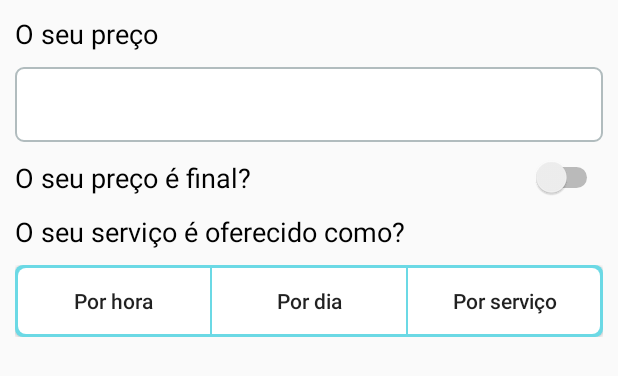
After one commit to AoDispor/AoDispor-Android, an Android app: the layout price_edit.xml on its own in the app's theme, with its tools: preview values and no code run, on a phone screen of 412 x 824 dp. The commit adds this screen. Shown: the top 376 px of the screen. Run offline under Robolectric (Android 15) with nearby library versions, the phone set to English and light mode, and no system bars.

Commit message:
Added profile edit fragment. Started working on price edit

```diff
--- a/app/src/main/AndroidManifest.xml
+++ b/app/src/main/AndroidManifest.xml
@@ -16,14 +16,17 @@
             android:name=".MainActivity"
             android:label="@string/app_name"
             android:theme="@style/AppTheme.NoActionBar"
-            android:screenOrientation="portrait">
+            android:screenOrientation="portrait"
+            android:windowSoftInputMode="adjustPan">
             <intent-filter>
                 <action android:name="android.intent.action.MAIN" />
                 <category android:name="android.intent.category.LAUNCHER" />
             </intent-filter>
         </activity>
         <activity
-            android:name=".ProfessionalProfileActivity" >
+            android:name=".ProfessionalProfileActivity"
+            android:screenOrientation="portrait"
+            >
         </activity>
     </application>
 
--- /dev/null
+++ b/app/src/main/java/pt/aodispor/aodispor_android/Dialogs/PriceDialog.java
@@ -0,0 +1,26 @@
+package pt.aodispor.aodispor_android.Dialogs;
+
+import android.content.Context;
+import android.os.Bundle;
+import android.support.v7.app.AlertDialog;
+import android.view.WindowManager;
+
+import pt.aodispor.aodispor_android.R;
+
+public class PriceDialog extends AlertDialog{
+
+    public PriceDialog(Context context) {
+        super(context);
+    }
+
+    @Override
+    protected void onCreate(Bundle savedInstanceState) {
+        super.onCreate(savedInstanceState);
+        setContentView(R.layout.price_edit);
+
+        getWindow().clearFlags(WindowManager.LayoutParams.FLAG_NOT_FOCUSABLE | WindowManager.LayoutParams.FLAG_ALT_FOCUSABLE_IM);
+        getWindow().setSoftInputMode(WindowManager.LayoutParams.SOFT_INPUT_STATE_ALWAYS_VISIBLE);
+
+        findViewById(R.id.type1);
+    }
+}
--- a/app/src/main/java/pt/aodispor/aodispor_android/ProfileFragment.java
+++ b/app/src/main/java/pt/aodispor/aodispor_android/ProfileFragment.java
@@ -9,6 +9,8 @@ import android.view.ViewGroup;
 import android.widget.ImageView;
 import android.widget.RelativeLayout;
 import android.widget.TextView;
+
+import pt.aodispor.aodispor_android.Dialogs.PriceDialog;
 
 public class ProfileFragment extends Fragment {
     private RelativeLayout professionalCard;
@@ -52,6 +54,13 @@ public class ProfileFragment extends Fragment {
         price.setTextColor(grey);
         price.setTypeface(AppDefinitions.yanoneKaffeesatzRegular);
         price.setText(R.string.register_price);
+        price.setOnClickListener(new View.OnClickListener() {
+            @Override
+            public void onClick(View view) {
+                PriceDialog dialog = new PriceDialog(getActivity());
+                dialog.show();
+            }
+        });
 
         TextView profession = (TextView) professionalCard.findViewById(R.id.profession);
         profession.setTextColor(grey);
--- /dev/null
+++ b/app/src/main/res/drawable/center_option_horizontal.xml
@@ -0,0 +1,13 @@
+<?xml version="1.0" encoding="utf-8"?>
+<layer-list xmlns:android="http://schemas.android.com/apk/res/android">
+    <item>
+        <shape android:shape="rectangle">
+            <solid android:color="@color/aoDispor2" />
+        </shape>
+    </item>
+    <item android:bottom="2dp"  android:top="2dp" android:right="1dp" android:left="1dp">
+        <shape android:shape="rectangle">
+            <solid android:color="@color/white" />
+        </shape>
+    </item>
+</layer-list>
--- /dev/null
+++ b/app/src/main/res/drawable/left_option_horizontal.xml
@@ -0,0 +1,15 @@
+<?xml version="1.0" encoding="utf-8"?>
+<layer-list xmlns:android="http://schemas.android.com/apk/res/android">
+    <item>
+        <shape android:shape="rectangle">
+            <solid android:color="@color/aoDispor2" />
+            <corners android:topLeftRadius="5dp" android:bottomLeftRadius="5dp"/>
+        </shape>
+    </item>
+    <item android:bottom="2dp"  android:top="2dp" android:left="2dp" android:right="1dp">
+        <shape android:shape="rectangle">
+            <solid android:color="@color/white" />
+            <corners android:topLeftRadius="5dp" android:bottomLeftRadius="5dp"/>
+        </shape>
+    </item>
+</layer-list>
--- /dev/null
+++ b/app/src/main/res/drawable/line_input.xml
@@ -0,0 +1,6 @@
+<?xml version="1.0" encoding="utf-8"?>
+<shape xmlns:android="http://schemas.android.com/apk/res/android">
+    <solid android:color="@color/white"/>
+    <stroke android:width="1dp" android:color="@color/grey" />
+    <corners android:radius="5dp"/>
+</shape>
--- /dev/null
+++ b/app/src/main/res/drawable/right_option_horizontal.xml
@@ -0,0 +1,15 @@
+<?xml version="1.0" encoding="utf-8"?>
+<layer-list xmlns:android="http://schemas.android.com/apk/res/android">
+    <item>
+        <shape android:shape="rectangle">
+            <solid android:color="@color/aoDispor2" />
+            <corners android:topRightRadius="5dp" android:bottomRightRadius="5dp"/>
+        </shape>
+    </item>
+    <item android:bottom="2dp"  android:top="2dp" android:right="2dp" android:left="1dp">
+        <shape android:shape="rectangle">
+            <solid android:color="@color/white" />
+            <corners android:topRightRadius="5dp" android:bottomRightRadius="5dp"/>
+        </shape>
+    </item>
+</layer-list>
--- /dev/null
+++ b/app/src/main/res/layout/price_edit.xml
@@ -0,0 +1,79 @@
+<?xml version="1.0" encoding="utf-8"?>
+<LinearLayout xmlns:android="http://schemas.android.com/apk/res/android"
+    android:orientation="vertical" android:layout_width="match_parent"
+    android:layout_height="match_parent"
+    android:layout_margin="10dp">
+
+    <TextView
+        android:text="@string/register_price"
+        android:layout_width="match_parent"
+        android:layout_height="wrap_content"
+        android:id="@+id/textView"
+        android:textSize="18sp"
+        android:textColor="@color/black"
+        android:layout_marginBottom="10dp" />
+
+    <EditText
+        android:layout_width="match_parent"
+        android:inputType="numberDecimal"
+        android:id="@+id/editText"
+        android:background="@drawable/line_input"
+        android:layout_height="50dp"
+        android:textAlignment="center"
+        android:textSize="30sp"
+        android:layout_marginBottom="10dp" />
+
+    <Switch
+        android:layout_width="match_parent"
+        android:layout_height="wrap_content"
+        android:id="@+id/switch2"
+        android:textSize="18sp"
+        android:textOn="sim"
+        android:textOff="não"
+        android:text="@string/profile_price_final"
+        android:layout_marginBottom="10dp" />
+
+    <TextView
+        android:text="@string/profile_price_method"
+        android:layout_width="match_parent"
+        android:layout_height="wrap_content"
+        android:textColor="@color/black"
+        android:id="@+id/textView3"
+        android:textSize="18sp"
+        android:layout_marginBottom="10dp" />
+
+    <LinearLayout
+        android:orientation="horizontal"
+        android:layout_width="match_parent"
+        android:layout_height="wrap_content"
+        android:layout_marginBottom="10dp">
+
+        <Button
+            android:text="@string/profile_price_type_hour"
+            android:layout_width="wrap_content"
+            android:layout_height="wrap_content"
+            android:id="@+id/button3"
+            android:layout_weight="1"
+            android:background="@drawable/left_option_horizontal"
+            android:textAllCaps="false" />
+
+        <Button
+            android:text="@string/profile_price_type_day"
+            android:layout_width="wrap_content"
+            android:layout_height="wrap_content"
+            android:id="@+id/button2"
+            android:layout_weight="1"
+            android:background="@drawable/center_option_horizontal"
+            android:textAllCaps="false" />
+
+        <Button
+            android:text="@string/profile_price_type_service"
+            android:layout_width="wrap_content"
+            android:layout_height="wrap_content"
+            android:id="@+id/button"
+            android:layout_weight="1"
+            android:background="@drawable/right_option_horizontal"
+            android:textAllCaps="false" />
+    </LinearLayout>
+
+</LinearLayout>
--- a/app/src/main/res/values/dimens.xml
+++ b/app/src/main/res/values/dimens.xml
@@ -7,4 +7,5 @@
 
     <!-- Register -->
     <dimen name="register_layout_margin">20dp</dimen>
+    <dimen name="dialog_title">20dp</dimen>
 </resources>
--- a/app/src/main/res/values/strings.xml
+++ b/app/src/main/res/values/strings.xml
@@ -6,4 +6,10 @@
     <string name="register_price">O seu preço</string>
     <string name="register_profession">A sua profissão</string>
     <string name="register_description">Descreva aqui o que faz&#8230;</string>
+    <string name="profile_price_final">O seu preço é final?</string>
+    <string name="profile_price_method">O seu serviço é oferecido como?</string>
+    <string name="profile_price_type_hour">Por hora</string>
+    <string name="profile_price_type_day">Por dia</string>
+    <string name="profile_price_type_service">Por serviço</string>
+
 </resources>
--- a/app/src/main/res/values/styles.xml
+++ b/app/src/main/res/values/styles.xml
@@ -3,9 +3,9 @@
     <!-- Base application theme. -->
     <style name="AppTheme" parent="Theme.AppCompat.Light.DarkActionBar">
         <!-- Customize your theme here. -->
-        <item name="colorPrimary">@color/colorPrimary</item>
-        <item name="colorPrimaryDark">@color/colorPrimaryDark</item>
-        <item name="colorAccent">@color/colorAccent</item>
+        <item name="colorPrimary">@color/aoDispor</item>
+        <item name="colorPrimaryDark">@color/aoDispor</item>
+        <item name="colorAccent">@color/aoDispor</item>
     </style>
 
     <style name="AppTheme.NoActionBar">
```
